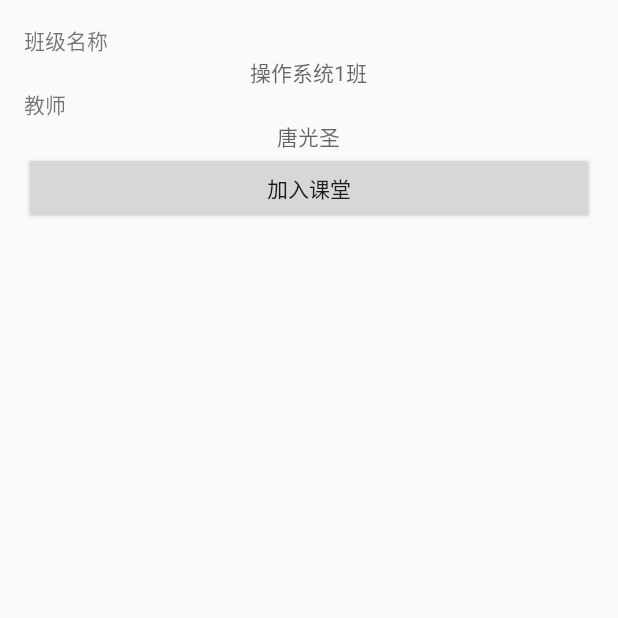
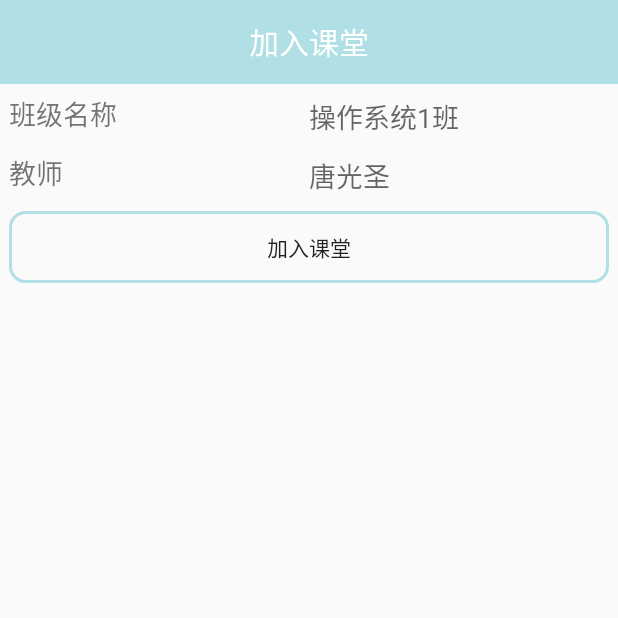
Before and after one commit to GStang/ManagerSystem, an Android app: the JoinClassActivity screen opened directly, with no data from a screen before it, on a phone screen of 412 x 824 dp, the top half of it. Run offline under Robolectric (Android 15) with nearby library versions, the light colour scheme and no system bars; our stand-ins replace ButterKnife; pictures from the network do not load; 2 statements that could not run were skipped.

Commit message:
加入界面完善

```diff
--- a/app/src/main/res/layout/activity_join_class.xml
+++ b/app/src/main/res/layout/activity_join_class.xml
@@ -4,42 +4,72 @@
     android:layout_width="match_parent"
     android:layout_height="match_parent"
     android:orientation="vertical"
-    android:paddingBottom="@dimen/activity_vertical_margin"
-    android:paddingLeft="@dimen/activity_horizontal_margin"
-    android:paddingRight="@dimen/activity_horizontal_margin"
-    android:paddingTop="@dimen/activity_vertical_margin"
     tools:context="com.swpuiot.managersystem.view.JoinClassActivity">
 
-
+<android.support.v7.widget.Toolbar
+    android:layout_width="match_parent"
+    android:layout_height="?attr/actionBarSize"
+    android:background="@color/colorPrimary">
     <TextView
         android:layout_width="wrap_content"
         android:layout_height="wrap_content"
+        android:textSize="@dimen/toolbar_title_size"
+        android:textColor="@color/colorWrite"
+        android:layout_gravity="center"
+        android:text="加入课堂"/>
+
+</android.support.v7.widget.Toolbar>
+
+    <LinearLayout
+        android:layout_width="match_parent"
+        android:layout_height="wrap_content"
+        android:orientation="horizontal"
+        android:padding="6dp">
+        <TextView
+            android:layout_width="0dp"
+            android:layout_weight="1"
+            android:layout_height="wrap_content"
+            android:textSize="18sp"
             android:text="班级名称" />
 
         <TextView
             android:id="@+id/tv_classname"
-        android:layout_width="wrap_content"
+            android:layout_width="0dp"
+            android:layout_weight="1"
             android:layout_height="wrap_content"
-        android:layout_gravity="center"
+            android:textSize="18sp"
             android:hint="操作系统1班" />
+    </LinearLayout>
 
-
+<LinearLayout
+    android:layout_width="match_parent"
+    android:layout_height="wrap_content"
+    android:orientation="horizontal"
+    android:padding="6dp">
     <TextView
-        android:layout_width="wrap_content"
+        android:layout_width="0dp"
+        android:layout_weight="1"
         android:layout_height="wrap_content"
+        android:textSize="18sp"
         android:text="教师" />
 
     <TextView
         android:id="@+id/tv_teacher"
-        android:layout_width="wrap_content"
+        android:layout_width="0dp"
+        android:layout_weight="1"
         android:layout_height="wrap_content"
-        android:layout_gravity="center"
+        android:textSize="18sp"
         android:hint="唐光圣" />
+
+</LinearLayout>
+
 
     <Button
         android:id="@+id/btn_join"
         android:layout_width="match_parent"
         android:layout_height="wrap_content"
+        android:background="@drawable/shape_button"
+        android:layout_margin="6dp"
         android:text="加入课堂" />
 
 </LinearLayout>
```
Also changed, not shown: app/src/main/res/layout/item_choose_class.xml (+24 -3 lines). Lines whose indentation alone changed are shown as unchanged.
